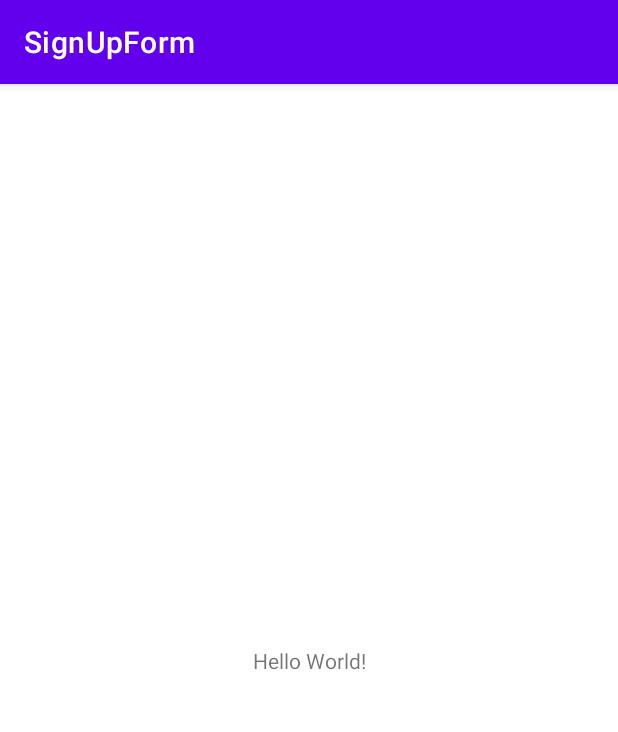
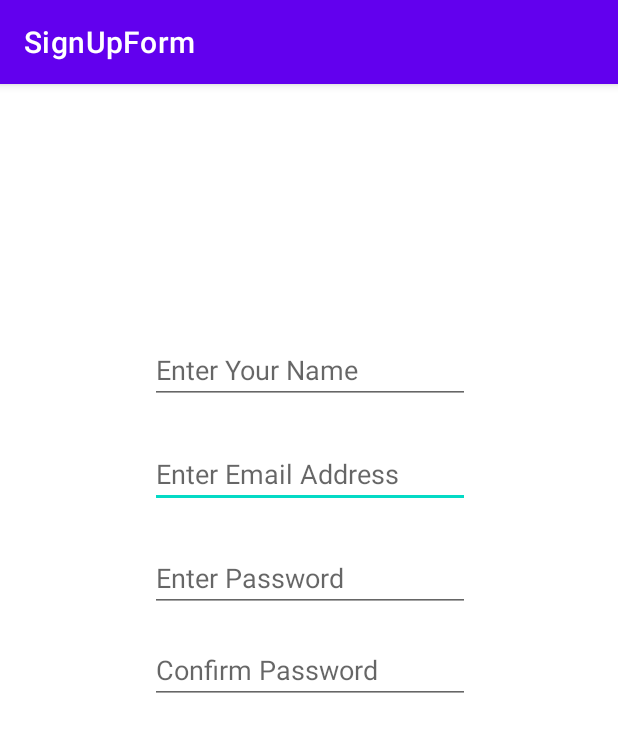
Before and after one commit to GrantGwiaz/CIS3515_S21_SignUpForm, an Android app: the screen it shows after launch (FormActivity), on a phone screen of 412 x 824 dp. Shown: the top 732 px of the screen. Run offline under Robolectric (Android 15) with nearby library versions, the phone set to English and light mode, and no system bars.

Commit message:
Add @String s

```diff
--- a/app/src/main/res/layout/activity_main.xml
+++ b/app/src/main/res/layout/activity_main.xml
@@ -6,13 +6,51 @@
     android:layout_height="match_parent"
     tools:context=".FormActivity">
 
-    <TextView
+    <EditText
+        android:id="@+id/editTextTextEmailAddress"
         android:layout_width="wrap_content"
         android:layout_height="wrap_content"
-        android:text="Hello World!"
-        app:layout_constraintBottom_toBottomOf="parent"
-        app:layout_constraintLeft_toLeftOf="parent"
-        app:layout_constraintRight_toRightOf="parent"
+        android:layout_marginStart="100dp"
+        android:layout_marginTop="24dp"
+        android:ems="10"
+        android:hint="@string/email_hint"
+        android:inputType="textEmailAddress"
+        app:layout_constraintStart_toStartOf="parent"
+        app:layout_constraintTop_toBottomOf="@+id/editTextTextPersonName" />
+
+    <EditText
+        android:id="@+id/editTextTextPassword"
+        android:layout_width="wrap_content"
+        android:layout_height="wrap_content"
+        android:layout_marginStart="100dp"
+        android:layout_marginTop="24dp"
+        android:ems="10"
+        android:hint="@string/password_hint"
+        android:inputType="textPassword"
+        app:layout_constraintStart_toStartOf="parent"
+        app:layout_constraintTop_toBottomOf="@+id/editTextTextEmailAddress" />
+
+    <EditText
+        android:id="@+id/editTextTextPassword2"
+        android:layout_width="wrap_content"
+        android:layout_height="wrap_content"
+        android:layout_marginStart="100dp"
+        android:layout_marginTop="16dp"
+        android:ems="10"
+        android:hint="@string/password_confirm_hint"
+        android:inputType="textPassword"
+        app:layout_constraintStart_toStartOf="parent"
+        app:layout_constraintTop_toBottomOf="@+id/editTextTextPassword" />
+
+    <EditText
+        android:id="@+id/editTextTextPersonName"
+        android:layout_width="wrap_content"
+        android:layout_height="45dp"
+        android:layout_marginStart="100dp"
+        android:layout_marginTop="168dp"
+        android:ems="10"
+        android:hint="@string/name_hint"
+        android:inputType="textPersonName"
+        app:layout_constraintStart_toStartOf="parent"
         app:layout_constraintTop_toTopOf="parent" />
-
 </androidx.constraintlayout.widget.ConstraintLayout>
--- a/app/src/main/res/values/strings.xml
+++ b/app/src/main/res/values/strings.xml
@@ -1,3 +1,7 @@
 <resources>
     <string name="app_name">SignUpForm</string>
+    <string name="name_hint">Enter Your Name</string>
+    <string name="email_hint">Enter Email Address</string>
+    <string name="password_hint">Enter Password</string>
+    <string name="password_confirm_hint">Confirm Password</string>
 </resources>
```
